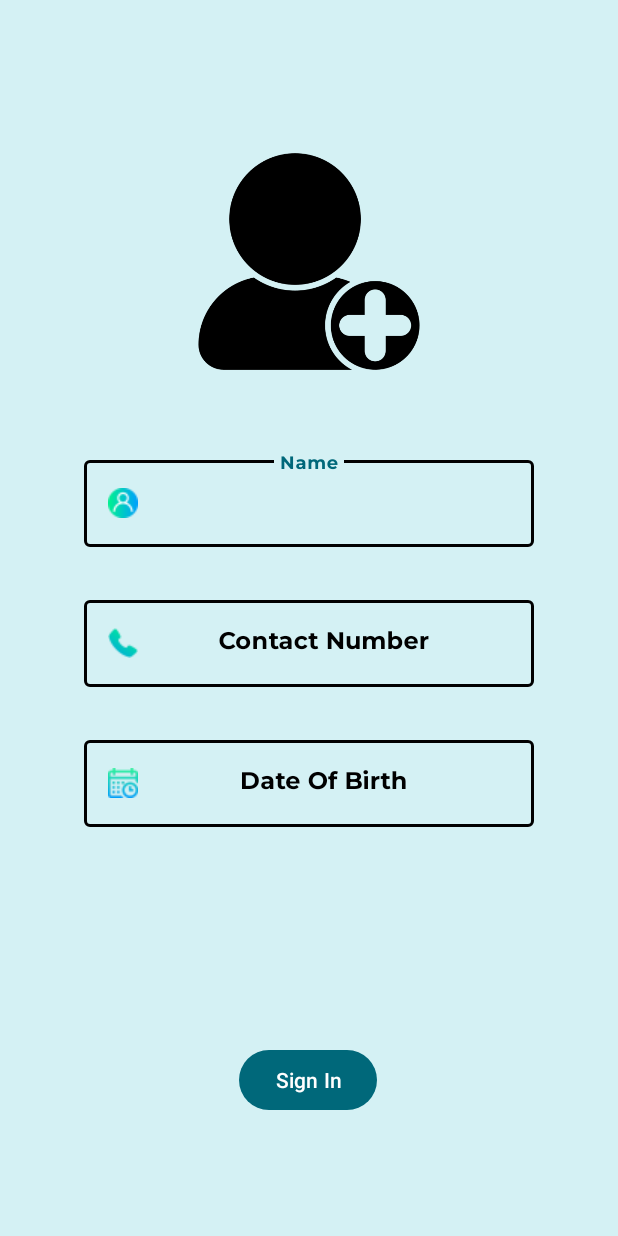
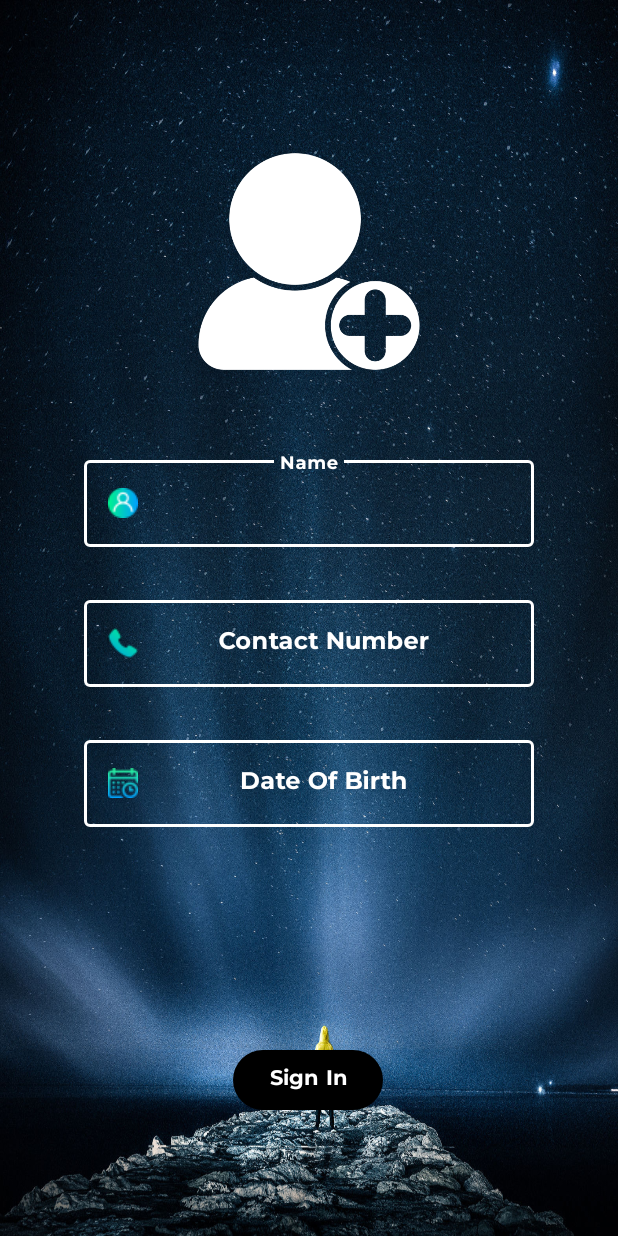
Before and after one commit to Vinayakbora/ToDoApp, an Android app: the SigningUpActivity screen opened directly, with no data from a screen before it, on a phone screen of 412 x 824 dp. Run offline under Robolectric (Android 15) with nearby library versions, the phone set to English and light mode, and no system bars; our stand-ins replace data binding; 1 statement that could not run was skipped.

Commit message:
Made UI changes

```diff
--- a/app/build.gradle
+++ b/app/build.gradle
@@ -85,5 +85,7 @@ dependencies {
 
     implementation 'com.google.android.gms:play-services-location:21.0.1'
 
+    implementation "androidx.security:security-crypto:1.1.0-alpha05"
+
 
 }
--- a/app/src/main/java/com/example/todoapp/utils/LoginPreference.kt
+++ b/app/src/main/java/com/example/todoapp/utils/LoginPreference.kt
@@ -3,12 +3,20 @@ package com.example.todoapp.utils
 import android.content.Context
 import android.content.SharedPreferences
 import androidx.core.content.edit
+import androidx.security.crypto.EncryptedSharedPreferences
+import androidx.security.crypto.MasterKeys
 
 class LoginPreference(val context: Context) {
 
     private val loginStatus = "loginFlag"
     private val userName = "username"
-    private val sharedPrefs: SharedPreferences = context.getSharedPreferences("flag", 0)
+    private val sharedPrefs: SharedPreferences = EncryptedSharedPreferences.create(
+        "SHARED_PREFERENCES",
+        MasterKeys.getOrCreate(MasterKeys.AES256_GCM_SPEC),
+        context,
+        EncryptedSharedPreferences.PrefKeyEncryptionScheme.AES256_SIV,
+        EncryptedSharedPreferences.PrefValueEncryptionScheme.AES256_GCM
+    )
 
     fun saveLoginStatus() {
         sharedPrefs.edit {
--- a/app/src/main/res/drawable/edit.xml
+++ b/app/src/main/res/drawable/edit.xml
@@ -1,9 +1,9 @@
 <vector xmlns:android="http://schemas.android.com/apk/res/android"
-    android:width="30dp"
-    android:height="30dp"
+    android:width="26dp"
+    android:height="26dp"
     android:viewportWidth="960"
     android:viewportHeight="960"
-    android:tint="@color/black">
+    android:tint="@color/md_theme_dark_secondary">
   <path
       android:fillColor="@android:color/black"
       android:pathData="M183.96,780.57L221.17,780.57L659.65,340.96L622.43,303.74L183.96,743.35L183.96,780.57ZM795.7,298.52L665.43,168.26L695.57,137.57Q718.78,114.35 751.41,114.07Q784.04,113.78 807.26,136.43L836.57,165.74Q856.96,185.57 855.54,212.83Q854.13,240.09 835.43,258.78L795.7,298.52ZM754.26,339.96L247.43,846.78L117.17,846.78L117.17,716.52L623.43,210.26L754.26,339.96ZM641.61,322.35L622.43,303.74L622.43,303.74L659.65,340.96L659.65,340.96L641.61,322.35Z"/>
--- a/app/src/main/res/drawable/filter_list.xml
+++ b/app/src/main/res/drawable/filter_list.xml
@@ -3,8 +3,8 @@
     android:height="48dp"
     android:viewportWidth="960"
     android:viewportHeight="960"
-    android:tint="@color/black">
+    android:tint="@color/white">
   <path
-      android:fillColor="@android:color/black"
+      android:fillColor="@android:color/white"
       android:pathData="M383,748L383,654L577,654L577,748L383,748ZM223,527L223,433L737,433L737,527L223,527ZM103,306L103,211L857,211L857,306L103,306Z"/>
 </vector>
--- a/app/src/main/res/drawable/logout.xml
+++ b/app/src/main/res/drawable/logout.xml
@@ -3,9 +3,9 @@
     android:height="30dp"
     android:viewportWidth="960"
     android:viewportHeight="960"
-    android:tint="@color/black"
+    android:tint="@color/white"
     android:autoMirrored="true">
   <path
-      android:fillColor="@android:color/black"
+      android:fillColor="@android:color/white"
       android:pathData="M179,865Q139.54,865 111.77,837.53Q84,810.05 84,771L84,189Q84,149.54 111.77,121.77Q139.54,94 179,94L477,94L477,189L179,189Q179,189 179,189Q179,189 179,189L179,771Q179,771 179,771Q179,771 179,771L477,771L477,865L179,865ZM667,691L599,625L697,527L362,527L362,433L695,433L597,335L665,269L876,481L667,691Z"/>
 </vector>
--- a/app/src/main/res/layout/activity_signing_up.xml
+++ b/app/src/main/res/layout/activity_signing_up.xml
@@ -7,7 +7,7 @@
 <androidx.constraintlayout.widget.ConstraintLayout
     android:layout_width="match_parent"
     android:layout_height="match_parent"
-    android:background="@color/light"
+    android:background="@drawable/background_3"
     tools:context=".ui.onBoarding.activity.SigningUpActivity">
 
     <ImageView
@@ -21,7 +21,8 @@
         app:layout_constraintStart_toStartOf="parent"
         app:layout_constraintTop_toTopOf="parent"
         app:srcCompat="@drawable/sign_up"
-        android:contentDescription="@string/signup_image" />
+        android:contentDescription="@string/signup_image"
+        app:tint="@color/white" />
 
     <com.google.android.material.textfield.TextInputLayout
         android:id="@+id/nameText1"
@@ -30,12 +31,12 @@
         android:layout_height="wrap_content"
         android:layout_marginTop="50dp"
         android:autofillHints=""
-        android:background="@color/light"
         android:inputType="text"
-        android:textColorHint="#000000"
+        android:textColorHint="@color/white"
         app:layout_constraintEnd_toEndOf="parent"
         app:layout_constraintStart_toStartOf="parent"
-        app:layout_constraintTop_toBottomOf="@+id/imageView">
+        app:layout_constraintTop_toBottomOf="@+id/imageView"
+        app:hintTextColor="@color/white">
 
         <com.google.android.material.textfield.TextInputEditText
             android:id="@+id/nameText"
@@ -45,8 +46,8 @@
             android:fontFamily="@font/montserrat_bold_italic"
             android:gravity="center_horizontal"
             android:hint="@string/your_name"
-            android:textColor="@color/black"
-            android:textCursorDrawable="@color/black" />
+            android:textColor="@color/white"
+            android:textCursorDrawable="@null"/>
 
     </com.google.android.material.textfield.TextInputLayout>
 
@@ -57,12 +58,12 @@
         android:layout_height="wrap_content"
         android:layout_marginTop="30dp"
         android:autofillHints=""
-        android:background="@color/light"
         android:inputType="phone"
-        android:textColorHint="#000000"
+        android:textColorHint="@color/white"
         app:layout_constraintEnd_toEndOf="parent"
         app:layout_constraintStart_toStartOf="parent"
-        app:layout_constraintTop_toBottomOf="@+id/nameText1">
+        app:layout_constraintTop_toBottomOf="@+id/nameText1"
+        app:hintTextColor="@color/white">
 
         <com.google.android.material.textfield.TextInputEditText
             android:id="@+id/numberText"
@@ -73,8 +74,8 @@
             android:gravity="center_horizontal"
             android:hint="@string/contact_number"
             android:inputType="phone"
-            android:textColor="@color/black"
-            android:textCursorDrawable="@color/black" />
+            android:textColor="@color/white"
+            android:textCursorDrawable="@null" />
 
     </com.google.android.material.textfield.TextInputLayout>
 
@@ -85,13 +86,13 @@
         android:layout_height="wrap_content"
         android:layout_marginTop="30dp"
         android:autofillHints=""
-        android:background="@color/light"
         android:inputType="date"
         android:textAlignment="center"
-        android:textColorHint="#000000"
+        android:textColorHint="@color/white"
         app:layout_constraintEnd_toEndOf="parent"
         app:layout_constraintStart_toStartOf="parent"
-        app:layout_constraintTop_toBottomOf="@+id/numberText1">
+        app:layout_constraintTop_toBottomOf="@+id/numberText1"
+        app:hintTextColor="@color/white">
 
         <com.google.android.material.textfield.TextInputEditText
             android:id="@+id/dobText"
@@ -105,8 +106,7 @@
             android:fontFamily="@font/montserrat_bold_italic"
             android:gravity="center_horizontal"
             android:hint="@string/d_o_b"
-            android:textColor="@color/black"
-            android:textCursorDrawable="@color/black" />
+            android:textColor="@color/white" />
 
     </com.google.android.material.textfield.TextInputLayout>
 
@@ -117,6 +117,7 @@
         android:layout_marginStart="158dp"
         android:layout_marginEnd="159dp"
         android:layout_marginBottom="80dp"
+        android:fontFamily="@font/montserrat_bold_italic"
         android:text="@string/sign_in"
         app:layout_constraintBottom_toBottomOf="parent"
         app:layout_constraintEnd_toEndOf="parent"
--- a/app/src/main/res/layout/list_items.xml
+++ b/app/src/main/res/layout/list_items.xml
@@ -7,7 +7,7 @@
 <androidx.cardview.widget.CardView
     android:layout_width="330dp"
     android:layout_height="wrap_content"
-    android:backgroundTint="@color/light"
+    android:backgroundTint="@color/md_theme_light_tertiaryContainer"
     android:id="@+id/taskCardView"
     android:layout_margin="15dp"
     app:cardElevation="10dp"
--- a/app/src/main/res/values/colors.xml
+++ b/app/src/main/res/values/colors.xml
@@ -14,7 +14,8 @@
     <color name="blue_grotto">#189AB4</color>
     <color name="blue_green">#75E6DA</color>
 
-    <color name="mtrl_outlined_stroke_color" tools:override="true">@color/black</color>
-    <color name="mtrl_textinput_default_box_stroke_color" tools:override="true">@color/black</color>
+    <color name="mtrl_outlined_stroke_color" tools:override="true">@color/white</color>
+    <color name="mtrl_textinput_default_box_stroke_color" tools:override="true">@color/white</color>
+    <color name="colorControlActivated">@color/white</color>
 
 </resources>
--- a/app/src/main/res/values/themes.xml
+++ b/app/src/main/res/values/themes.xml
@@ -1,6 +1,6 @@
 <resources xmlns:tools="http://schemas.android.com/tools">
     <!-- Base application theme. -->
-    <style name="Theme.ToDoApp" parent="Theme.MaterialComponents.DayNight.DarkActionBar">
+    <style name="Theme.ToDoApp" parent="Theme.MaterialComponents.Light.DarkActionBar">
         <!-- Primary brand color. -->
         <item name="colorPrimary">@color/md_theme_light_primary</item>
         <item name="colorPrimaryVariant">@color/md_theme_light_onPrimaryContainer</item>
@@ -19,7 +19,7 @@
     </style>
 
     <style name="AppTheme" parent="Theme.Material3.Light.NoActionBar">
-        <item name="colorPrimary">@color/md_theme_light_primary</item>
+        <item name="colorPrimary">@color/black</item>
         <item name="colorOnPrimary">@color/md_theme_light_onPrimary</item>
         <item name="colorPrimaryContainer">@color/md_theme_light_primaryContainer</item>
         <item name="colorOnPrimaryContainer">@color/md_theme_light_onPrimaryContainer</item>
@@ -51,7 +51,6 @@
     <style name="Toolbar.Title" parent="TextAppearance.AppCompat.Headline">
         <item name="android:textStyle">bold</item>
         <item name="android:fontFamily">@font/montserrat_bold_italic</item>
-        <item name="android:textColor">@color/black</item>
     </style>
 
     <style name="Button.Done" parent="Widget.MaterialComponents.Button.OutlinedButton.Icon">
@@ -60,4 +59,5 @@
         <item name="android:textColor">@color/black</item>
     </style>
 
+
 </resources>
```
Also changed, not shown: app/src/main/java/com/example/todoapp/ui/home/activity/TaskActivity.kt (+10 -10 lines), app/src/main/res/drawable/delete.xml (+4 -4 lines), app/src/main/res/layout/activity_main.xml (+29 -27 lines), app/src/main/res/layout/fragment_task.xml (+14 -11 lines), app/src/main/res/drawable/background_3.jpg (added), app/src/main/res/drawable/textback.png (added), 2 other files.
